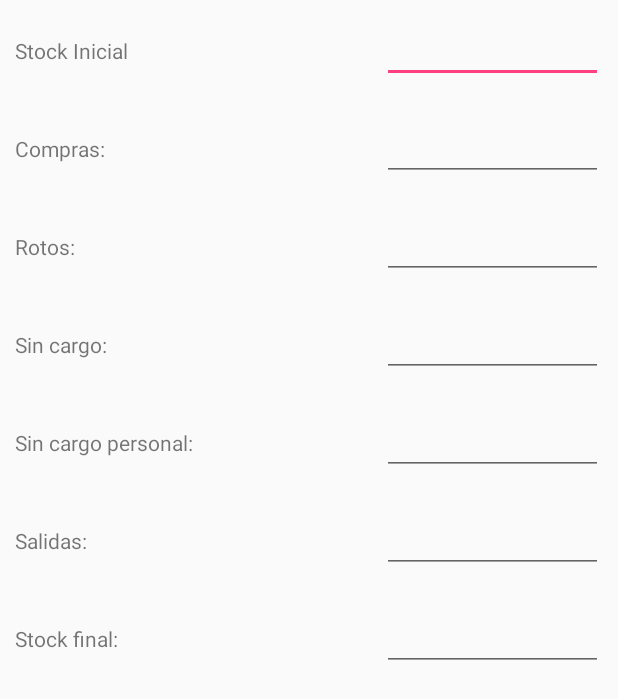
After one commit to SosaToledo/FandogApp, an Android app: the layout fragment_articulo.xml on its own in the app's theme, with its tools: preview values and no code run, on a phone screen of 412 x 824 dp. The commit adds this screen. Shown: the top 699 px of the screen. Run offline under Robolectric (Android 15) with nearby library versions, the phone set to English and light mode, and no system bars.

Commit message:
exploto todo

```diff
--- a/app/build.gradle
+++ b/app/build.gradle
@@ -28,6 +28,7 @@ dependencies {
     testImplementation 'junit:junit:4.12'
     androidTestImplementation 'com.android.support.test:runner:1.0.1'
     androidTestImplementation 'com.android.support.test.espresso:espresso-core:3.0.1'
+    implementation 'com.android.support:cardview-v7:26.1.0'
 }
 
 apply plugin: 'com.google.gms.google-services'
--- a/app/src/main/AndroidManifest.xml
+++ b/app/src/main/AndroidManifest.xml
@@ -16,6 +16,10 @@
                 <category android:name="android.intent.category.LAUNCHER" />
             </intent-filter>
         </activity>
+        <activity
+            android:name=".Carga"
+            android:label="@string/title_activity_carga"
+            android:theme="@style/AppTheme.NoActionBar"></activity>
     </application>
 
 </manifest>
--- /dev/null
+++ b/app/src/main/res/layout/fragment_articulo.xml
@@ -0,0 +1,160 @@
+<TableLayout
+    xmlns:android="http://schemas.android.com/apk/res/android"
+    xmlns:tools="http://schemas.android.com/tools"
+    android:layout_width="match_parent"
+    android:layout_height="match_parent"
+    android:scrollbars="vertical"
+    tools:context="ar.com.thinco.fandog.Articulo"
+    >
+
+<TableRow
+    android:layout_width="match_parent"
+    android:layout_height="wrap_content"
+    android:orientation="horizontal"
+    android:layout_margin="10dp"
+    android:layout_marginBottom="5dp">
+
+    <TextView
+        android:layout_width="wrap_content"
+        android:layout_height="wrap_content"
+        android:layout_weight="1"
+        android:text="@string/stock_inicial" />
+
+    <EditText
+        android:id="@+id/fgCargaStockI"
+        android:layout_weight="1"
+        android:inputType="number"
+        android:singleLine="true"
+        android:maxLength="5"/>
+</TableRow>
+
+<TableRow
+    android:layout_width="match_parent"
+    android:layout_height="wrap_content"
+    android:orientation="horizontal"
+    android:layout_margin="10dp"
+    android:layout_marginBottom="5dp">
+
+    <TextView
+        android:layout_width="wrap_content"
+        android:layout_height="wrap_content"
+        android:layout_weight="1"
+        android:text="@string/compras" />
+
+    <EditText
+        android:id="@+id/fgCargaCompras"
+        android:layout_weight="1"
+        android:inputType="number"
+        android:singleLine="true"
+        android:maxLength="5"/>
+</TableRow>
+
+<TableRow
+    android:layout_width="match_parent"
+    android:layout_height="wrap_content"
+    android:orientation="horizontal"
+    android:layout_margin="10dp"
+    android:layout_marginBottom="5dp">
+
+    <TextView
+        android:layout_width="wrap_content"
+        android:layout_height="wrap_content"
+        android:layout_weight="1"
+        android:text="@string/rotos" />
+
+    <EditText
+        android:id="@+id/fgCargaRotos"
+        android:layout_weight="1"
+        android:inputType="number"
+        android:singleLine="true"
+        android:maxLength="5"/>
+</TableRow>
+
+
+<TableRow
+    android:layout_width="match_parent"
+    android:layout_height="wrap_content"
+    android:orientation="horizontal"
+    android:layout_margin="10dp"
+    android:layout_marginBottom="5dp">
+
+    <TextView
+        android:layout_width="wrap_content"
+        android:layout_height="wrap_content"
+        android:layout_weight="1"
+        android:text="@string/sin_cargo" />
+
+    <EditText
+        android:id="@+id/fgCargaSinCargo"
+        android:layout_weight="1"
+        android:inputType="number"
+        android:singleLine="true"
+        android:maxLength="5"/>
+</TableRow>
+
+
+<TableRow
+    android:layout_width="match_parent"
+    android:layout_height="wrap_content"
+    android:orientation="horizontal"
+    android:layout_margin="10dp"
+    android:layout_marginBottom="5dp">
+
+    <TextView
+        android:layout_width="wrap_content"
+        android:layout_height="wrap_content"
+        android:layout_weight="1"
+        android:text="@string/sin_cargo_personal" />
+
+    <EditText
+        android:id="@+id/fgCargaSCPersonal"
+        android:layout_weight="1"
+        android:inputType="number"
+        android:singleLine="true"
+        android:maxLength="5"/>
+</TableRow>
+
+
+<TableRow
+    android:layout_width="match_parent"
+    android:layout_height="wrap_content"
+    android:orientation="horizontal"
+    android:layout_margin="10dp"
+    android:layout_marginBottom="5dp">
+
+    <TextView
+        android:layout_width="wrap_content"
+        android:layout_height="wrap_content"
+        android:layout_weight="1"
+        android:text="@string/salidas" />
+
+    <EditText
+        android:id="@+id/fgCargaSalidas"
+        android:layout_weight="1"
+        android:inputType="number"
+        android:singleLine="true"
+        android:maxLength="5"/>
+</TableRow>
+<TableRow
+    android:layout_width="match_parent"
+    android:layout_height="wrap_content"
+    android:orientation="horizontal"
+    android:layout_margin="10dp"
+    android:layout_marginBottom="5dp">
+
+    <TextView
+        android:layout_width="wrap_content"
+        android:layout_height="wrap_content"
+        android:layout_weight="1"
+        android:text="@string/stock_final" />
+
+    <EditText
+        android:id="@+id/fgCargaStockF"
+        android:layout_weight="1"
+        android:inputType="number"
+        android:singleLine="true"
+        android:maxLength="5"/>
+</TableRow>
+
+
+</TableLayout>
--- /dev/null
+++ b/app/src/main/res/values-w820dp/dimens.xml
@@ -0,0 +1,6 @@
+<resources>
+    <!-- Example customization of dimensions originally defined in res/values/dimens.xml
+         (such as screen margins) for screens with more than 820dp of available width. This
+         would include 7" and 10" devices in landscape (~960dp and ~1280dp respectively). -->
+    <dimen name="activity_horizontal_margin">64dp</dimen>
+</resources>
--- a/app/src/main/res/values/strings.xml
+++ b/app/src/main/res/values/strings.xml
@@ -11,4 +11,16 @@
     <string name="correo_electronico">Correo electronico...</string>
     <string name="reenviar_clave">Reenviar clave</string>
     <string name="ingresa_tu_correo_te_enviaremos_una_clave_nueva">Te enviaremos una clave nueva.</string>
+    <string name="cargar_turno">Cargar turno</string>
+    <string name="title_activity_carga">Carga</string>
+    <string name="action_settings">Settings</string>
+    <string name="section_format">Hello World from section: %1$d</string>
+    <string name="stock_inicial">Stock Inicial</string>
+    <string name="salchichas">Salchichas</string>
+    <string name="compras">Compras:</string>
+    <string name="rotos">Rotos:</string>
+    <string name="sin_cargo">Sin cargo:</string>
+    <string name="sin_cargo_personal">Sin cargo personal:</string>
+    <string name="salidas">Salidas:</string>
+    <string name="stock_final">Stock final:</string>
 </resources>
--- a/app/src/main/res/values/styles.xml
+++ b/app/src/main/res/values/styles.xml
@@ -8,4 +8,13 @@
         <item name="colorAccent">@color/colorAccent</item>
     </style>
 
+    <style name="AppTheme.NoActionBar">
+        <item name="windowActionBar">false</item>
+        <item name="windowNoTitle">true</item>
+    </style>
+
+    <style name="AppTheme.AppBarOverlay" parent="ThemeOverlay.AppCompat.Dark.ActionBar" />
+
+    <style name="AppTheme.PopupOverlay" parent="ThemeOverlay.AppCompat.Light" />
+
 </resources>
```
Also changed, not shown: app/src/main/java/ar/com/thinco/fandog/Articulo.java (added, +123 -0 lines), app/src/main/java/ar/com/thinco/fandog/Carga.java (added, +162 -0 lines), app/src/main/java/ar/com/thinco/fandog/Login.java (+6 -58 lines), app/src/main/java/ar/com/thinco/fandog/MainActivity.java (+22 -5 lines), app/src/main/res/layout/activity_carga.xml (added, +50 -0 lines), app/src/main/res/layout/activity_main.xml (+6 -8 lines), app/src/main/res/menu/menu_carga.xml (added, +10 -0 lines), app/src/main/res/values/dimens.xml (added, +7 -0 lines), 1 other file.
